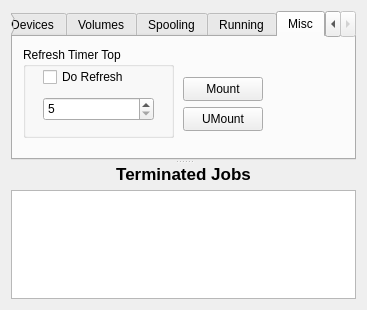
The window that src/qt-console/status/storstat.ui (naszaklasa/bacula) describes before a commit, drawn with Qt 5.
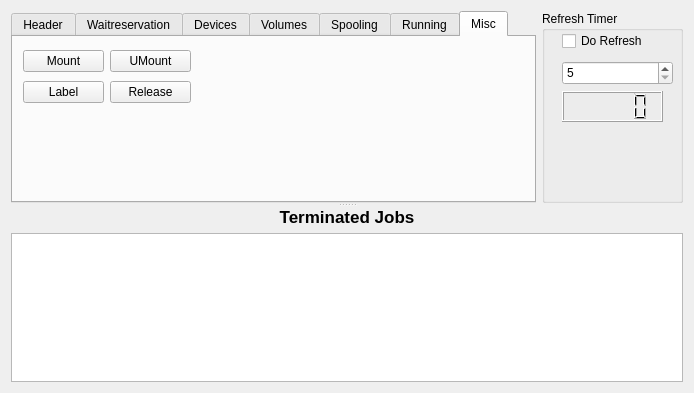
The same window after the commit. The open tabs and pages were chosen to show the change. Icons and pictures are not drawn.

```diff
--- a/src/qt-console/status/storstat.ui
+++ b/src/qt-console/status/storstat.ui
@@ -5,8 +5,8 @@
    <rect>
     <x>0</x>
     <y>0</y>
-    <width>367</width>
-    <height>310</height>
+    <width>694</width>
+    <height>393</height>
    </rect>
   </property>
   <property name="windowTitle" >
@@ -18,6 +18,9 @@
      <property name="orientation" >
       <enum>Qt::Vertical</enum>
      </property>
+     <widget class="QWidget" name="layoutWidget" >
+      <layout class="QHBoxLayout" >
+       <item>
      <widget class="QTabWidget" name="tabWidget" >
       <property name="currentIndex" >
        <number>0</number>
@@ -86,43 +89,65 @@
        <attribute name="title" >
         <string>Misc</string>
        </attribute>
+          <widget class="QWidget" name="" >
+           <property name="geometry" >
+            <rect>
+             <x>10</x>
+             <y>10</y>
+             <width>168</width>
+             <height>60</height>
+            </rect>
+           </property>
+           <layout class="QGridLayout" >
+            <item row="0" column="0" >
        <widget class="QPushButton" name="mountButton" >
-        <property name="geometry" >
-         <rect>
-          <x>170</x>
-          <y>40</y>
-          <width>80</width>
-          <height>24</height>
-         </rect>
-        </property>
         <property name="text" >
          <string>Mount</string>
         </property>
        </widget>
+            </item>
+            <item row="0" column="1" >
        <widget class="QPushButton" name="umountButton" >
-        <property name="geometry" >
-         <rect>
-          <x>170</x>
-          <y>70</y>
-          <width>80</width>
-          <height>24</height>
-         </rect>
-        </property>
         <property name="text" >
          <string>UMount</string>
         </property>
        </widget>
+            </item>
+            <item row="1" column="0" >
+             <widget class="QPushButton" name="labelButton" >
+              <property name="text" >
+               <string>Label</string>
+              </property>
+             </widget>
+            </item>
+            <item row="1" column="1" >
+             <widget class="QPushButton" name="releaseButton" >
+              <property name="text" >
+               <string>Release</string>
+              </property>
+             </widget>
+            </item>
+           </layout>
+          </widget>
+         </widget>
+        </widget>
+       </item>
+       <item>
        <widget class="QGroupBox" name="groupBox" >
-        <property name="geometry" >
-         <rect>
-          <x>10</x>
-          <y>10</y>
-          <width>151</width>
-          <height>91</height>
-         </rect>
+         <property name="minimumSize" >
+          <size>
+           <width>141</width>
+           <height>0</height>
+          </size>
+         </property>
+         <property name="maximumSize" >
+          <size>
+           <width>141</width>
+           <height>16777215</height>
+          </size>
         </property>
         <property name="title" >
-         <string>Refresh Timer Top</string>
+          <string>Refresh Timer</string>
         </property>
         <widget class="QSpinBox" name="spinBox" >
          <property name="geometry" >
@@ -153,8 +178,19 @@
           <string>Do Refresh</string>
          </property>
         </widget>
-       </widget>
-      </widget>
+         <widget class="QLCDNumber" name="timerDisplay" >
+          <property name="geometry" >
+           <rect>
+            <x>20</x>
+            <y>80</y>
+            <width>101</width>
+            <height>31</height>
+           </rect>
+          </property>
+         </widget>
+        </widget>
+       </item>
+      </layout>
      </widget>
      <widget class="QWidget" name="layoutWidget" >
       <layout class="QVBoxLayout" >
```
Left out of the diff: 2 changed lines with no effect on the pictures. Lines whose indentation alone changed are shown as unchanged.
